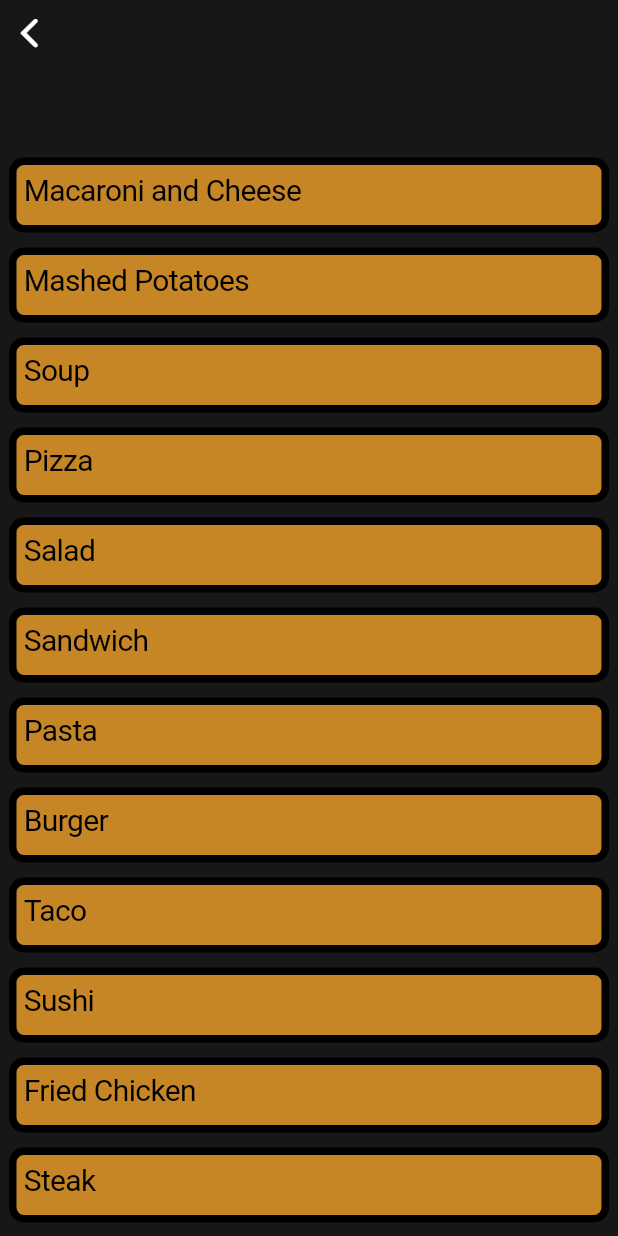
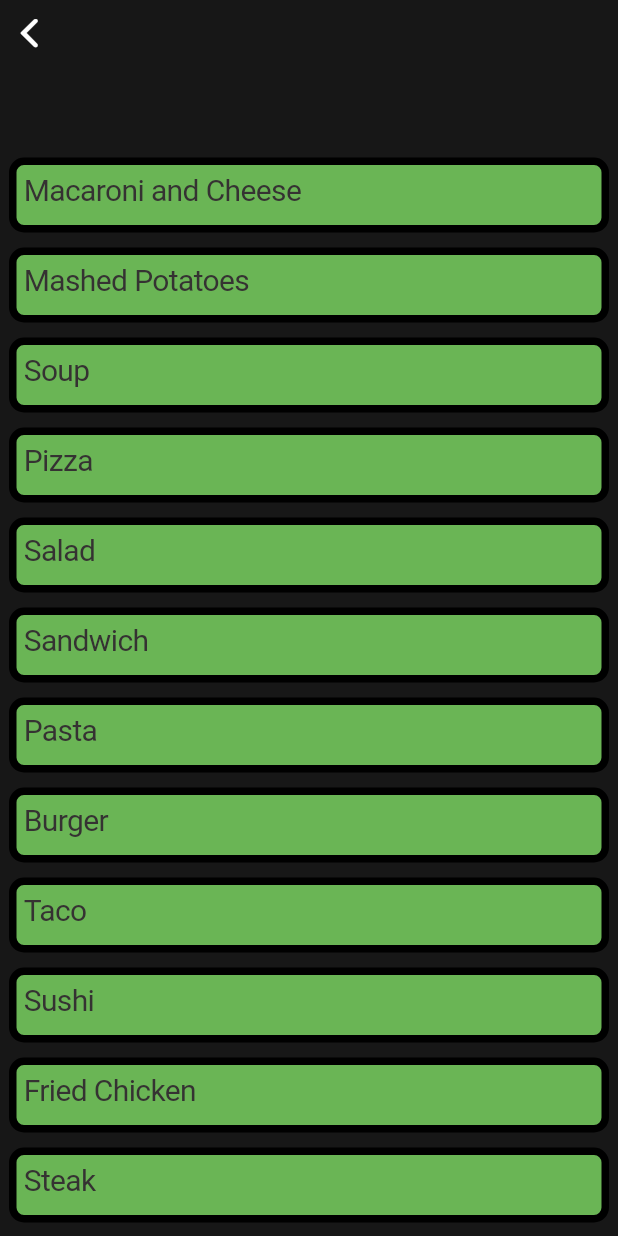
Before and after one commit to Matthew-Cool/hackathon2024, a Flutter app: the Food screen opened directly, on a phone screen of 412 x 824 dp. Run offline on Flutter 3.47's test engine with Material 3 defaults, Android fonts, the phone set to English and light mode, and no system bars; our stand-ins replace percent_indicator, shared_preferences; missing offline and left inert: restart_app; accounts and stored records are empty; generated files the repository leaves out were written again.

Commit message:
Major Update

```diff
--- a/lib/Custom Widgets/foodItem.dart
+++ b/lib/Custom Widgets/foodItem.dart
@@ -1,9 +1,12 @@
 import 'package:flutter/cupertino.dart';
+import 'package:hackathon_app/Custom%20Widgets/caloriebar.dart';
 import 'package:hackathon_app/food.dart';
+import 'package:hackathon_app/main.dart';
 
 class FoodItem extends StatefulWidget {
-  const FoodItem({super.key, required this.food});
+  const FoodItem({super.key, required this.food, required this.calories});
 
+  final double calories;
   final String food;
 
   @override
@@ -15,7 +18,7 @@ class _FoodItemState extends State<FoodItem> {
   Widget build(BuildContext context) {
     return CupertinoButton(
       padding: const EdgeInsets.all(5),
-      onPressed: () {},
+      onPressed: () {g_calorie += widget.calories;},
       child: Container(
         padding: const EdgeInsets.all(5),
         width: 400,
@@ -25,11 +28,11 @@ class _FoodItemState extends State<FoodItem> {
               Radius.circular(10),
             ),
             border: Border.all(width: 5),
-            color: const Color.fromARGB(217, 230, 154, 40)),
+            color: Color.fromARGB(217, 121, 209, 96)),
         //margin: const EdgeInsets.all(),
         child: Text(
             style: const TextStyle(
-                fontSize: 20, color: Color.fromARGB(255, 0, 0, 0)),
+                fontSize: 20, color: Color.fromARGB(255, 53, 50, 50)),
             widget.food),
       ),
     );
--- /dev/null
+++ b/lib/Custom Widgets/progress.dart
@@ -0,0 +1,42 @@
+import 'package:flutter/cupertino.dart';
+import 'package:hackathon_app/main.dart';
+import 'package:percent_indicator/circular_percent_indicator.dart';
+
+class ProgressBar extends StatefulWidget {
+  const ProgressBar({super.key});
+
+  @override
+  State<ProgressBar> createState() => _ProgressBarState();
+
+}
+
+class _ProgressBarState extends State<ProgressBar> {
+  @override
+  Widget build(BuildContext context) {
+    bool limit_color;
+    double hyper_deci;
+    double deci_val = g_calorie/g_goal;
+    double per_val;
+    if (deci_val > 1.0)
+    {
+      hyper_deci = deci_val;
+      deci_val = 1.0;
+      per_val = hyper_deci * 100;
+
+      limit_color = true;
+    }
+    else
+    {
+      per_val = deci_val * 100;
+
+      limit_color = false;
+    }
+    return CircularPercentIndicator(
+       percent: deci_val,
+       radius: 120.0,
+       lineWidth: 30.0,
+       center: Text(style: TextStyle(fontSize: 30.0, color: limit_color ? Color.fromARGB(255, 242, 5, 5) : Color.fromARGB(255, 246, 243, 243)),"$per_val%"),
+       progressColor: limit_color ? Color.fromARGB(241, 242, 5, 5) : Color.fromARGB(240, 10, 219, 212),
+       );
+  }
+}
--- a/lib/appLayout.dart
+++ b/lib/appLayout.dart
@@ -58,7 +58,7 @@ class _FitnessAppState extends State<FitnessApp> {
       theme: const CupertinoThemeData( //this is default, but can be overrule the theme by change 'color' parameters
         applyThemeToAll: true,
         barBackgroundColor: CupertinoColors.secondaryLabel,
-        primaryColor: CupertinoColors.activeBlue,
+        primaryColor: Color.fromARGB(255, 206, 108, 9),
         scaffoldBackgroundColor: CupertinoColors.darkBackgroundGray,
         textTheme: CupertinoTextThemeData(
           textStyle: TextStyle(
--- a/lib/food.dart
+++ b/lib/food.dart
@@ -15,187 +15,126 @@ class Food extends StatelessWidget {
           child: Column(
             mainAxisAlignment: MainAxisAlignment.center,
             children: [
-              SizedBox(
-                height: 100,
-              ),
-              FoodItem(food: "Macaroni and Cheese"),
-              FoodItem(food: "Mashed Potatoes"),
-              FoodItem(food: "Soup"),
-              FoodItem(food: "Pizza"),
-              FoodItem(food: "Salad"),
-              FoodItem(food: "Sandwich"),
-              FoodItem(food: "Pasta"),
-              FoodItem(food: "Burger"),
-              FoodItem(food: "Taco"),
-              FoodItem(food: "Sushi"),
-              FoodItem(food: "Fried Chicken"),
-              FoodItem(food: "Steak"),
-              FoodItem(food: "Rice Bowl"),
-              FoodItem(food: "Burrito"),
-              FoodItem(food: "Smoothie"),
-              FoodItem(food: "Pancakes"),
-              FoodItem(food: "Waffles"),
-              FoodItem(food: "Ice Cream"),
-              FoodItem(food: "Cake"),
-              FoodItem(food: "Cookies"),
-              FoodItem(food: "Donuts"),
-              FoodItem(food: "Popcorn"),
-              FoodItem(food: "Nachos"),
-              FoodItem(food: "French Fries"),
-              FoodItem(food: "Hot Dog"),
-              FoodItem(food: "Muffins"),
-              FoodItem(food: "Fruit Salad"),
-              FoodItem(food: "Grilled Cheese"),
-              FoodItem(food: "Tacos"),
-              FoodItem(food: "Quesadilla"),
-              FoodItem(food: "Wrap"),
-              FoodItem(food: "Bagel"),
-              FoodItem(food: "Omelette"),
-              FoodItem(food: "Stir Fry"),
-              FoodItem(food: "Fish and Chips"),
-              FoodItem(food: "Sub Sandwich"),
-              FoodItem(food: "Calzone"),
-              FoodItem(food: "Cupcake"),
-              FoodItem(food: "Biscuit"),
-              FoodItem(food: "Cheese Plate"),
-              FoodItem(food: "Chili"),
-              FoodItem(food: "Gyro"),
-              FoodItem(food: "Dumplings"),
-              FoodItem(food: "Spring Rolls"),
-              FoodItem(food: "Lasagna"),
-              FoodItem(food: "Quiche"),
-              FoodItem(food: "Ramen"),
-              FoodItem(food: "Samosa"),
-              FoodItem(food: "Casserole"),
-              FoodItem(food: "Meatballs"),
-              FoodItem(food: "Potato Chips"),
-              FoodItem(food: "Pretzel"),
-              FoodItem(food: "Popcorn Chicken"),
-              FoodItem(food: "Hamburger"),
-              FoodItem(food: "Fish Tacos"),
-              FoodItem(food: "Sausage"),
-              FoodItem(food: "Shawarma"),
-              FoodItem(food: "Onion Rings"),
-              FoodItem(food: "Tiramisu"),
-              FoodItem(food: "Cheesecake"),
-              FoodItem(food: "Brownies"),
-              FoodItem(food: "Cinnamon Rolls"),
-              FoodItem(food: "Pudding"),
-              FoodItem(food: "Cupcakes"),
-              FoodItem(food: "Fondue"),
-              FoodItem(food: "Caramel Apples"),
-              FoodItem(food: "Fruit Tart"),
-              FoodItem(food: "Truffles"),
-              FoodItem(food: "Popsicles"),
-              FoodItem(food: "Gelato"),
-              FoodItem(food: "Sherbet"),
-              FoodItem(food: "Sorbet"),
-              FoodItem(food: "Granola Bar"),
-              FoodItem(food: "Trail Mix"),
-              FoodItem(food: "Protein Bar"),
-              FoodItem(food: "Energy Drink"),
-              FoodItem(food: "Smoothie Bowl"),
-              FoodItem(food: "Milkshake"),
-              FoodItem(food: "Hot Chocolate"),
-              FoodItem(food: "Lemonade"),
-              FoodItem(food: "Iced Tea"),
-              FoodItem(food: "Juice"),
-              FoodItem(food: "Water"),
-              FoodItem(food: "Coffee"),
-              FoodItem(food: "Tea"),
-              FoodItem(food: "Soda"),
-              FoodItem(food: "Beer"),
-              FoodItem(food: "Wine"),
-              FoodItem(food: "Cocktail"),
-              FoodItem(food: "Mocktail"),
-              FoodItem(food: "Margarita"),
-              FoodItem(food: "Martini"),
-              FoodItem(food: "Whiskey"),
-              FoodItem(food: "Vodka"),
-              FoodItem(food: "Rum"),
-              FoodItem(food: "Gin"),
-              FoodItem(food: "Scotch"),
-              FoodItem(food: "Brandy"),
-              FoodItem(food: "Tequila"),
-              FoodItem(food: "Cognac"),
-              FoodItem(food: "Absinthe"),
-              FoodItem(food: "Sake"),
-              FoodItem(food: "Soju"),
-              FoodItem(food: "Mead"),
-              FoodItem(food: "Cider"),
-              FoodItem(food: "Champagne"),
-              FoodItem(food: "Sparkling Wine"),
-              FoodItem(food: "Port Wine"),
-              FoodItem(food: "Sherry"),
-              FoodItem(food: "Moscow Mule"),
-              FoodItem(food: "Bloody Mary"),
-              FoodItem(food: "Cosmopolitan"),
-              FoodItem(food: "Daiquiri"),
-              FoodItem(food: "Long Island Iced Tea"),
-              FoodItem(food: "Mojito"),
-              FoodItem(food: "Old Fashioned"),
-              FoodItem(food: "Piña Colada"),
-              FoodItem(food: "Mai Tai"),
-              FoodItem(food: "Sangria"),
-              FoodItem(food: "Blue Lagoon"),
-              FoodItem(food: "Irish Coffee"),
-              FoodItem(food: "White Russian"),
-              FoodItem(food: "Mimosa"),
-              FoodItem(food: "Bellini"),
-              FoodItem(food: "Negroni"),
-              FoodItem(food: "Whiskey Sour"),
-              FoodItem(food: "Manhattan"),
-              FoodItem(food: "Martini"),
-              FoodItem(food: "Gimlet"),
-              FoodItem(food: "Espresso Martini"),
-              FoodItem(food: "Cuba Libre"),
-              FoodItem(food: "Mint Julep"),
-              FoodItem(food: "French 75"),
-              FoodItem(food: "Tom Collins"),
-              FoodItem(food: "Paloma"),
-              FoodItem(food: "Hot Toddy"),
-              FoodItem(food: "Singapore Sling"),
-              FoodItem(food: "Pisco Sour"),
-              FoodItem(food: "Black Russian"),
-              FoodItem(food: "Caipirinha"),
-              FoodItem(food: "Mai Tai"),
-              FoodItem(food: "Sidecar"),
-              FoodItem(food: "Gin and Tonic"),
-              FoodItem(food: "Piña Colada"),
-              FoodItem(food: "Fuzzy Navel"),
-              FoodItem(food: "Sex on the Beach"),
-              FoodItem(food: "Tequila Sunrise"),
-              FoodItem(food: "Planter's Punch"),
-              FoodItem(food: "Hurricane"),
-              FoodItem(food: "Zombie"),
-              FoodItem(food: "Margarita"),
-              FoodItem(food: "Bellini"),
-              FoodItem(food: "Daiquiri"),
-              FoodItem(food: "Mojito"),
-              FoodItem(food: "Caipirinha"),
-              FoodItem(food: "Pisco Sour"),
-              FoodItem(food: "Mai Tai"),
-              FoodItem(food: "Piña Colada"),
-              FoodItem(food: "Sazerac"),
-              FoodItem(food: "Negroni"),
-              FoodItem(food: "Bloody Mary"),
-              FoodItem(food: "Tom Collins"),
-              FoodItem(food: "Martini"),
-              FoodItem(food: "Old Fashioned"),
-              FoodItem(food: "Manhattan"),
-              FoodItem(food: "Gimlet"),
-              FoodItem(food: "White Russian"),
-              FoodItem(food: "Rum Punch"),
-              FoodItem(food: "Blue Hawaii"),
-              FoodItem(food: "Cosmopolitan"),
-              FoodItem(food: "Long Island Iced Tea"),
-              SizedBox(
-                height: 100,
-              ),
+              SizedBox(height: 100,),
+              FoodItem(food: "Macaroni and Cheese", calories: 300),
+              FoodItem(food: "Mashed Potatoes", calories: 150),
+              FoodItem(food: "Soup", calories: 100),
+              FoodItem(food: "Pizza", calories: 300),
+              FoodItem(food: "Salad", calories: 150),
+              FoodItem(food: "Sandwich", calories: 350),
+              FoodItem(food: "Pasta", calories: 200),
+              FoodItem(food: "Burger", calories: 400),
+              FoodItem(food: "Taco", calories: 200),
+              FoodItem(food: "Sushi", calories: 250),
+              FoodItem(food: "Fried Chicken", calories: 250),
+              FoodItem(food: "Steak", calories: 400),
+              FoodItem(food: "Rice Bowl", calories: 300),
+              FoodItem(food: "Burrito", calories: 400),
+              FoodItem(food: "Smoothie", calories: 200),
+              FoodItem(food: "Pancakes", calories: 250),
+              FoodItem(food: "Waffles", calories: 300),
+              FoodItem(food: "Ice Cream", calories: 250),
+              FoodItem(food: "Cake", calories: 300),
+              FoodItem(food: "Cookies", calories: 100),
+              FoodItem(food: "Donuts", calories: 250),
+              FoodItem(food: "Popcorn", calories: 100),
+              FoodItem(food: "Nachos", calories: 300),
+              FoodItem(food: "French Fries", calories: 200),
+              FoodItem(food: "Hot Dog", calories: 250),
+              FoodItem(food: "Muffins", calories: 200),
+              FoodItem(food: "Fruit Salad", calories: 100),
+              FoodItem(food: "Grilled Cheese", calories: 350),
+              FoodItem(food: "Tacos", calories: 200),
+              FoodItem(food: "Quesadilla", calories: 300),
+              FoodItem(food: "Wrap", calories: 350),
+              FoodItem(food: "Bagel", calories: 250),
+              FoodItem(food: "Omelette", calories: 300),
+              FoodItem(food: "Stir Fry", calories: 300),
+              FoodItem(food: "Fish and Chips", calories: 500),
+              FoodItem(food: "Sub Sandwich", calories: 400),
+              FoodItem(food: "Calzone", calories: 400),
+              FoodItem(food: "Cupcake", calories: 200),
+              FoodItem(food: "Biscuit", calories: 200),
+              FoodItem(food: "Cheese Plate", calories: 400),
+              FoodItem(food: "Chili", calories: 300),
+              FoodItem(food: "Gyro", calories: 400),
+              FoodItem(food: "Dumplings", calories: 250),
+              FoodItem(food: "Spring Rolls", calories: 200),
+              FoodItem(food: "Lasagna", calories: 350),
+              FoodItem(food: "Quiche", calories: 300),
+              FoodItem(food: "Ramen", calories: 400),
+              FoodItem(food: "Samosa", calories: 200),
+              FoodItem(food: "Casserole", calories: 300),
+              FoodItem(food: "Meatballs", calories: 250),
+              FoodItem(food: "Potato Chips", calories: 150),
+              FoodItem(food: "Pretzel", calories: 200),
+              FoodItem(food: "Popcorn Chicken", calories: 300),
+              FoodItem(food: "Hamburger", calories: 400),
+              FoodItem(food: "Fish Tacos", calories: 250),
+              FoodItem(food: "Sausage", calories: 300),
+              FoodItem(food: "Shawarma", calories: 400),
+              FoodItem(food: "Onion Rings", calories: 250),
+              FoodItem(food: "Tiramisu", calories: 300),
+              FoodItem(food: "Cheesecake", calories: 350),
+              FoodItem(food: "Brownies", calories: 200),
+              FoodItem(food: "Cinnamon Rolls", calories: 300),
+              FoodItem(food: "Pudding", calories: 150),
+              FoodItem(food: "Cupcakes", calories: 200),
+              FoodItem(food: "Fondue", calories: 400),
+              FoodItem(food: "Caramel Apples", calories: 200),
+              FoodItem(food: "Fruit Tart", calories: 250),
+              FoodItem(food: "Truffles", calories: 50),
+              FoodItem(food: "Popsicles", calories: 100),
+              FoodItem(food: "Gelato", calories: 250),
+              FoodItem(food: "Sherbet", calories: 150),
+              FoodItem(food: "Sorbet", calories: 100),
+              FoodItem(food: "Granola Bar", calories: 150),
+              FoodItem(food: "Trail Mix", calories: 200),
+              FoodItem(food: "Protein Bar", calories: 200),
+              FoodItem(food: "Energy Drink", calories: 100),
+              FoodItem(food: "Smoothie Bowl", calories: 300),
+              FoodItem(food: "Milkshake", calories: 400),
+              FoodItem(food: "Hot Chocolate", calories: 200),
+              FoodItem(food: "Lemonade", calories: 100),
+              FoodItem(food: "Iced Tea", calories: 50),
+              FoodItem(food: "Juice", calories: 100),
+              FoodItem(food: "Water", calories: 0),
+              FoodItem(food: "Coffee", calories: 5),
+              FoodItem(food: "Tea", calories: 5),
+              FoodItem(food: "Soda", calories: 150),
+              FoodItem(food: "Beer", calories: 150),
+              FoodItem(food: "Wine", calories: 120),
+              FoodItem(food: "Cocktail", calories: 250),
+              FoodItem(food: "Mocktail", calories: 100),
+              FoodItem(food: "Margarita", calories: 300),
+              FoodItem(food: "Martini", calories: 250),
+              FoodItem(food: "Whiskey", calories: 100),
+              FoodItem(food: "Vodka", calories: 100),
+              FoodItem(food: "Rum", calories: 100),
+              FoodItem(food: "Gin", calories: 100),
+              FoodItem(food: "Scotch", calories: 100),
+              FoodItem(food: "Brandy", calories: 100),
+              FoodItem(food: "Tequila", calories: 100),
+              FoodItem(food: "Cognac", calories: 100),
+              FoodItem(food: "Absinthe", calories: 150),
+              FoodItem(food: "Sake", calories: 100),
+              FoodItem(food: "Soju", calories: 50),
+              FoodItem(food: "Mead", calories: 150),
+              FoodItem(food: "Cider", calories: 150),
+              FoodItem(food: "Champagne", calories: 100),
+              FoodItem(food: "Sparkling Wine", calories: 100),
+              FoodItem(food: "Port Wine", calories: 100),
+              FoodItem(food: "Sherry", calories: 100),
+              FoodItem(food: "Moscow Mule", calories: 250),
+              FoodItem(food: "Bloody Mary", calories: 200),
+              FoodItem(food: "Cosmopolitan", calories: 250),
+              FoodItem(food: "Daiquiri", calories: 200),
+              FoodItem(food: "Long Island Iced Tea", calories: 300),
+              SizedBox(height: 100,),
             ],
           ),
         ),
-      ),
+      )
     );
   }
 }
--- a/lib/home.dart
+++ b/lib/home.dart
@@ -2,7 +2,9 @@ import 'package:flutter/cupertino.dart';
 import 'package:flutter/widgets.dart';
 import 'package:flutter/material.dart';
 import 'package:hackathon_app/Custom%20Widgets/caloriebar.dart';
+import 'package:hackathon_app/Custom%20Widgets/progress.dart';
 import 'package:hackathon_app/page5.dart';
+import 'package:percent_indicator/percent_indicator.dart';
 
 class Home extends StatefulWidget {
   final String savedData;
@@ -42,6 +44,7 @@ class _Page2State extends State<Home> {
           mainAxisAlignment: MainAxisAlignment.start,
           crossAxisAlignment: CrossAxisAlignment.center,
           children: [
+            Container(padding: EdgeInsets.only(top: 160), child: ProgressBar()),
             Container(padding: EdgeInsets.only(top: 120) ,child: Text(style: const TextStyle(fontSize: 30, fontWeight: FontWeight.bold),"Welcome, $savedName")),
             const CalorieBar(),
           ],
--- a/lib/main.dart
+++ b/lib/main.dart
@@ -6,6 +6,9 @@ import 'appLayout.dart';
 // Width: MediaQuery.of(context).size.width
 // Height: MediaQuery.of(context).size.height
 
+double g_calorie = 0.0;
+double g_goal = 2000.0;
+
 void main() async {
   // Run the app and pass in the SettingsController. The app listens to the
   // SettingsController for changes, then passes it further down to the
--- a/pubspec.yaml
+++ b/pubspec.yaml
@@ -18,7 +18,7 @@ dependencies:
   flutter_barcode_scanner: ^2.0.0
   shared_preferences: ^2.0.6
   restart_app: ^1.2.1
-  table_calendar: ^3.1.1
+  percent_indicator: ^4.0.1
 
 dev_dependencies:
   flutter_test:
```
Also changed, not shown: pubspec.lock.
